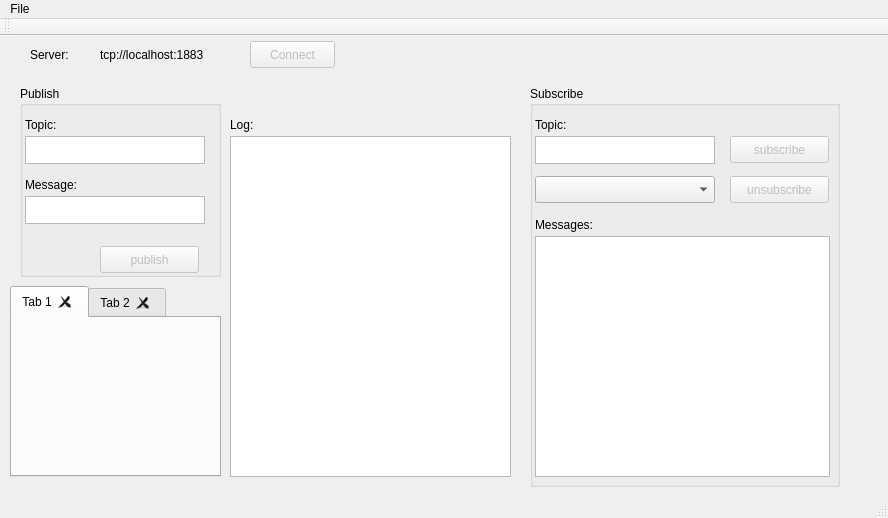
This is mainwindow.ui in QtLab/linquitto as Qt 5 draws it before an edit. The edited form follows.
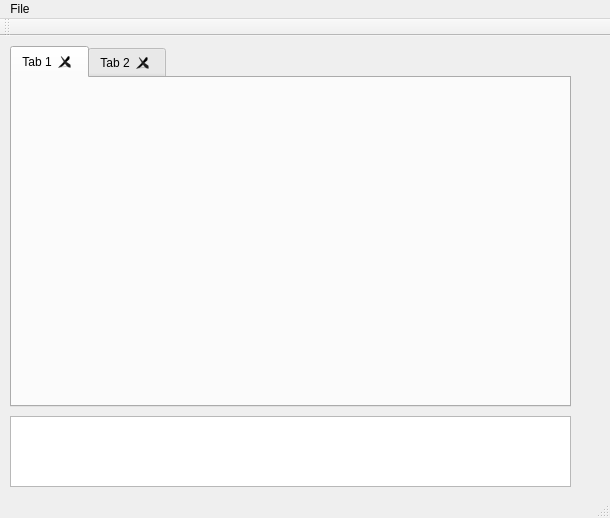
This is the edited form.

The edit to the form file:
```diff
--- a/mainwindow.ui
+++ b/mainwindow.ui
@@ -6,7 +6,7 @@
    <rect>
     <x>0</x>
     <y>0</y>
-    <width>888</width>
+    <width>610</width>
     <height>518</height>
    </rect>
   </property>
@@ -17,254 +17,20 @@
    <widget class="QListWidget" name="logList">
     <property name="geometry">
      <rect>
-      <x>230</x>
-      <y>100</y>
-      <width>281</width>
-      <height>341</height>
+      <x>10</x>
+      <y>380</y>
+      <width>561</width>
+      <height>71</height>
      </rect>
     </property>
    </widget>
-   <widget class="QGroupBox" name="publishGroup">
-    <property name="geometry">
-     <rect>
-      <x>20</x>
-      <y>50</y>
-      <width>201</width>
-      <height>191</height>
-     </rect>
-    </property>
-    <property name="title">
-     <string>Publish</string>
-    </property>
-    <property name="flat">
-     <bool>false</bool>
-    </property>
-    <widget class="QLabel" name="topicLabel">
-     <property name="geometry">
-      <rect>
-       <x>5</x>
-       <y>30</y>
-       <width>67</width>
-       <height>17</height>
-      </rect>
-     </property>
-     <property name="text">
-      <string>Topic:</string>
-     </property>
-    </widget>
-    <widget class="QTextEdit" name="topicEdit">
-     <property name="geometry">
-      <rect>
-       <x>5</x>
-       <y>50</y>
-       <width>180</width>
-       <height>28</height>
-      </rect>
-     </property>
-    </widget>
-    <widget class="QLabel" name="messageLabel">
-     <property name="geometry">
-      <rect>
-       <x>5</x>
-       <y>90</y>
-       <width>67</width>
-       <height>17</height>
-      </rect>
-     </property>
-     <property name="text">
-      <string>Message:</string>
-     </property>
-    </widget>
-    <widget class="QTextEdit" name="messageEdit">
-     <property name="geometry">
-      <rect>
-       <x>5</x>
-       <y>110</y>
-       <width>180</width>
-       <height>28</height>
-      </rect>
-     </property>
-    </widget>
-    <widget class="QPushButton" name="publishButton">
-     <property name="enabled">
-      <bool>false</bool>
-     </property>
-     <property name="geometry">
-      <rect>
-       <x>80</x>
-       <y>160</y>
-       <width>99</width>
-       <height>27</height>
-      </rect>
-     </property>
-     <property name="text">
-      <string>publish</string>
-     </property>
-    </widget>
-   </widget>
-   <widget class="QGroupBox" name="subscribeBox">
-    <property name="geometry">
-     <rect>
-      <x>530</x>
-      <y>50</y>
-      <width>310</width>
-      <height>401</height>
-     </rect>
-    </property>
-    <property name="title">
-     <string>Subscribe</string>
-    </property>
-    <widget class="QLabel" name="subscribeTopicLabel">
-     <property name="geometry">
-      <rect>
-       <x>5</x>
-       <y>30</y>
-       <width>67</width>
-       <height>17</height>
-      </rect>
-     </property>
-     <property name="text">
-      <string>Topic:</string>
-     </property>
-    </widget>
-    <widget class="QTextEdit" name="subscribeTopicEdit">
-     <property name="geometry">
-      <rect>
-       <x>5</x>
-       <y>50</y>
-       <width>180</width>
-       <height>28</height>
-      </rect>
-     </property>
-    </widget>
-    <widget class="QPushButton" name="subscribeButton">
-     <property name="enabled">
-      <bool>false</bool>
-     </property>
-     <property name="geometry">
-      <rect>
-       <x>200</x>
-       <y>50</y>
-       <width>99</width>
-       <height>27</height>
-      </rect>
-     </property>
-     <property name="text">
-      <string>subscribe</string>
-     </property>
-    </widget>
-    <widget class="QListWidget" name="messageList">
-     <property name="geometry">
-      <rect>
-       <x>5</x>
-       <y>150</y>
-       <width>295</width>
-       <height>241</height>
-      </rect>
-     </property>
-    </widget>
-    <widget class="QComboBox" name="topicCombo">
-     <property name="geometry">
-      <rect>
-       <x>5</x>
-       <y>90</y>
-       <width>180</width>
-       <height>27</height>
-      </rect>
-     </property>
-    </widget>
-    <widget class="QLabel" name="label">
-     <property name="geometry">
-      <rect>
-       <x>5</x>
-       <y>130</y>
-       <width>70</width>
-       <height>17</height>
-      </rect>
-     </property>
-     <property name="text">
-      <string>Messages:</string>
-     </property>
-    </widget>
-    <widget class="QPushButton" name="unsubscribeButton">
-     <property name="enabled">
-      <bool>false</bool>
-     </property>
-     <property name="geometry">
-      <rect>
-       <x>200</x>
-       <y>90</y>
-       <width>99</width>
-       <height>27</height>
-      </rect>
-     </property>
-     <property name="text">
-      <string>unsubscribe</string>
-     </property>
-    </widget>
-   </widget>
-   <widget class="QPushButton" name="connectButton">
-    <property name="enabled">
-     <bool>false</bool>
-    </property>
-    <property name="geometry">
-     <rect>
-      <x>250</x>
-      <y>5</y>
-      <width>85</width>
-      <height>27</height>
-     </rect>
-    </property>
-    <property name="text">
-     <string>Connect</string>
-    </property>
-   </widget>
-   <widget class="QLabel" name="label_2">
-    <property name="geometry">
-     <rect>
-      <x>230</x>
-      <y>80</y>
-      <width>67</width>
-      <height>17</height>
-     </rect>
-    </property>
-    <property name="text">
-     <string>Log:</string>
-    </property>
-   </widget>
-   <widget class="QLabel" name="label_3">
-    <property name="geometry">
-     <rect>
-      <x>30</x>
-      <y>10</y>
-      <width>67</width>
-      <height>17</height>
-     </rect>
-    </property>
-    <property name="text">
-     <string>Server:</string>
-    </property>
-   </widget>
-   <widget class="QLabel" name="serverLabel">
-    <property name="geometry">
-     <rect>
-      <x>100</x>
-      <y>10</y>
-      <width>151</width>
-      <height>17</height>
-     </rect>
-    </property>
-    <property name="text">
-     <string>tcp://localhost:1883</string>
-    </property>
-   </widget>
    <widget class="QTabWidget" name="tabWidget">
     <property name="geometry">
      <rect>
       <x>10</x>
-      <y>250</y>
-      <width>211</width>
-      <height>191</height>
+      <y>10</y>
+      <width>561</width>
+      <height>361</height>
      </rect>
     </property>
     <property name="tabsClosable">
@@ -287,7 +53,7 @@
     <rect>
      <x>0</x>
      <y>0</y>
-     <width>888</width>
+     <width>610</width>
      <height>25</height>
     </rect>
    </property>
```
Left out of the diff: 3 changed lines with no effect on the pictures.
